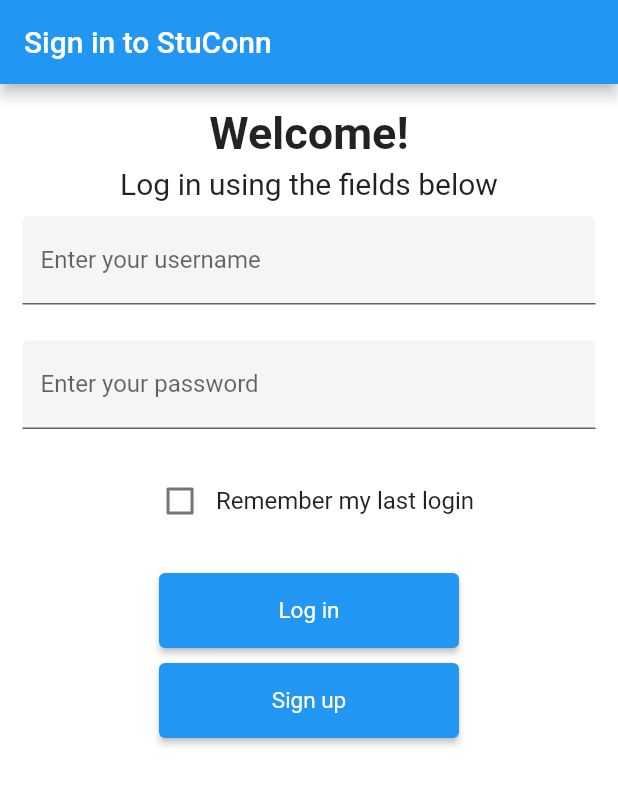
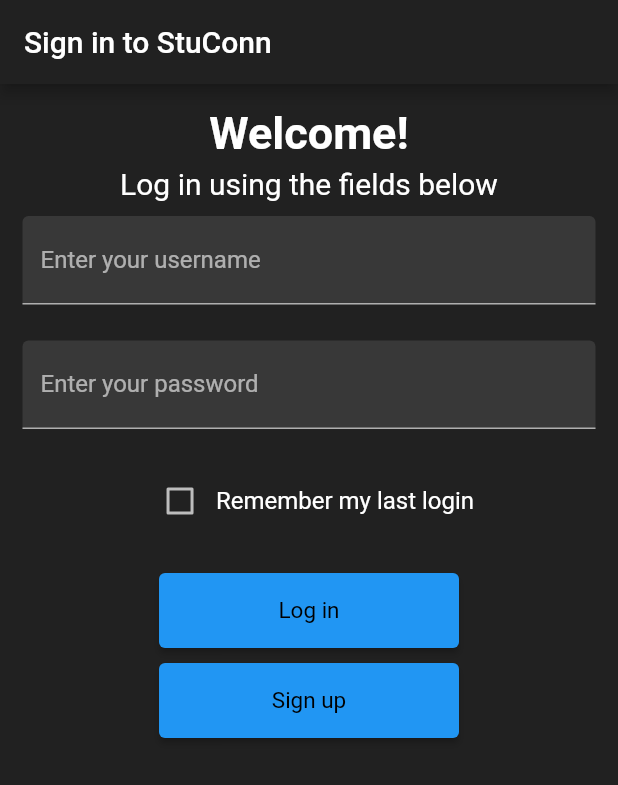
Before and after one commit to ElijahMSmith/StudentConnectionPlatformFrontEnd, a Flutter app: the screen it shows after launch, on a phone screen of 412 x 824 dp. Shown: the top 785 px of the screen. Run offline on Flutter 3.47's test engine with Material 2 defaults, Android fonts, the phone set to English and light mode, and no system bars; our stand-ins replace fluttertoast, image_cropper, image_picker, shared_preferences, socket_io_client; missing offline and left inert: autocomplete_textfield, emoji_picker; project files that could hold a hidden picture were left out.

Commit message:
update
changed default theme to be dark

```diff
--- a/student_connection_platform_frontend/lib/main.dart
+++ b/student_connection_platform_frontend/lib/main.dart
@@ -37,7 +37,6 @@ class AppHome extends StatelessWidget {
     // to work.
     return MultiProvider(
       providers: [
-
         // MUST BE ChangeNotifierProvider instead of Provider in order to work
         ChangeNotifierProvider<MatchMakerStack>(
           create: (_) => MatchMakerStack(),
--- a/student_connection_platform_frontend/lib/theme_provider.dart
+++ b/student_connection_platform_frontend/lib/theme_provider.dart
@@ -4,7 +4,7 @@ import 'package:flutter/scheduler.dart';
 import 'package:student_connection_platform_frontend/theme_shared_prefs.dart';
 
 class ThemeProvider with ChangeNotifier {
-  ThemeMode themeMode = ThemeMode.system;
+  ThemeMode themeMode = ThemeMode.dark;
   ThemePreference themePreference = ThemePreference();
 
   // getter
```
